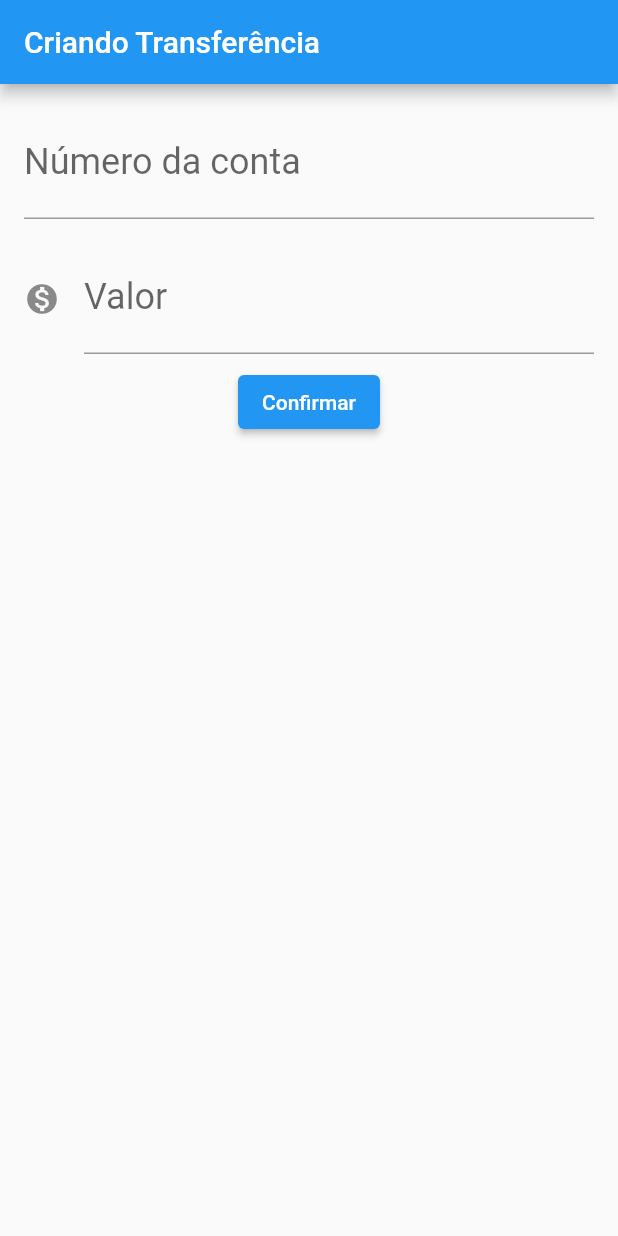
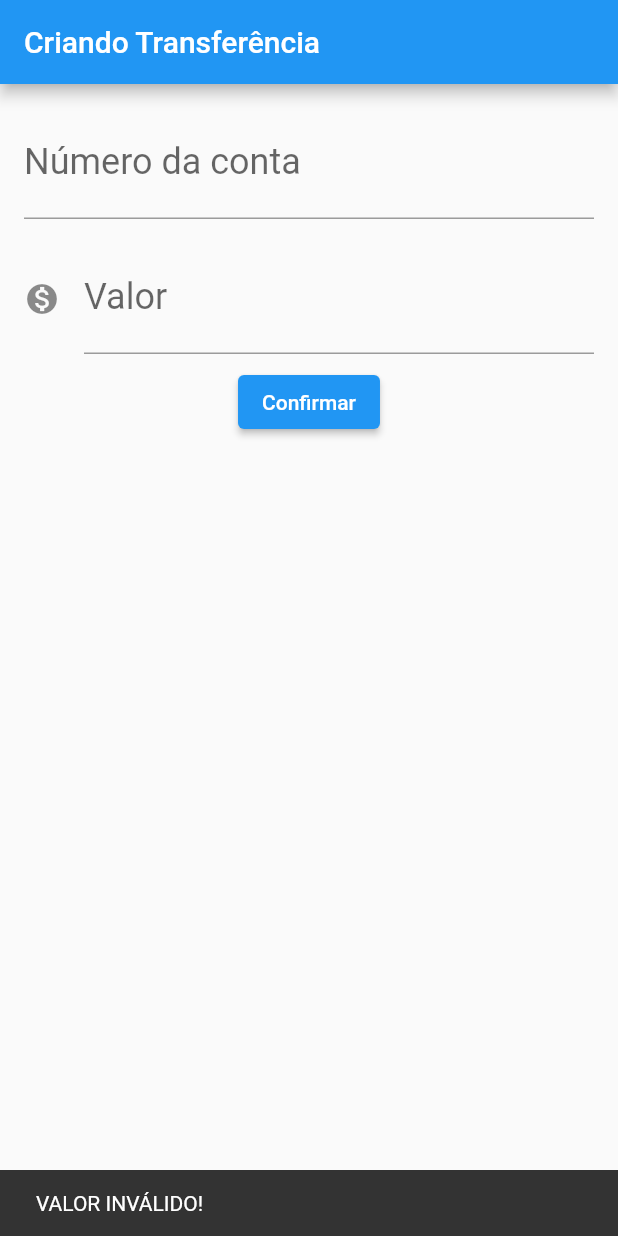
Before and after one commit to Joao-Gontijo/bytebank, a Flutter app: the screen it shows after launch, after a tap on "Confirmar", on a phone screen of 412 x 824 dp. Run offline on Flutter 3.47's test engine with Material 2 defaults, Android fonts, the phone set to English and light mode, and no system bars.

Commit message:
verifying null fields and showing snackbar messages

```diff
--- a/lib/main.dart
+++ b/lib/main.dart
@@ -56,9 +56,25 @@ class FormularioTransferencia extends StatelessWidget {
           ),
           ElevatedButton(
             onPressed: () {
-              debugPrint("clicou no confirmar");
-              debugPrint(_controladorCampoNumeroConta.text);
-              debugPrint(_controladorCampoValor.text);
+              final int? numeroConta =
+                  int.tryParse(_controladorCampoNumeroConta.text);
+
+              final double? valor =
+                  double.tryParse(_controladorCampoValor.text);
+              if (numeroConta != null && valor != null) {
+                final transferenciaCriada = Transferencia(valor, numeroConta);
+                ScaffoldMessenger.of(context).showSnackBar(
+                  SnackBar(
+                    content: Text('$transferenciaCriada'),
+                  ),
+                );
+              } else {
+                ScaffoldMessenger.of(context).showSnackBar(
+                  const SnackBar(
+                    content: Text('VALOR INVÁLIDO!'),
+                  ),
+                );
+              }
             },
             child: const Text('Confirmar'),
           ),
@@ -114,4 +130,9 @@ class Transferencia {
   final int numeroConta;
 
   Transferencia(this.valor, this.numeroConta);
+
+  @override
+  String toString() {
+    return 'Transferencia{valor: $valor, numeroConta: $numeroConta}';
+  }
 }
```
